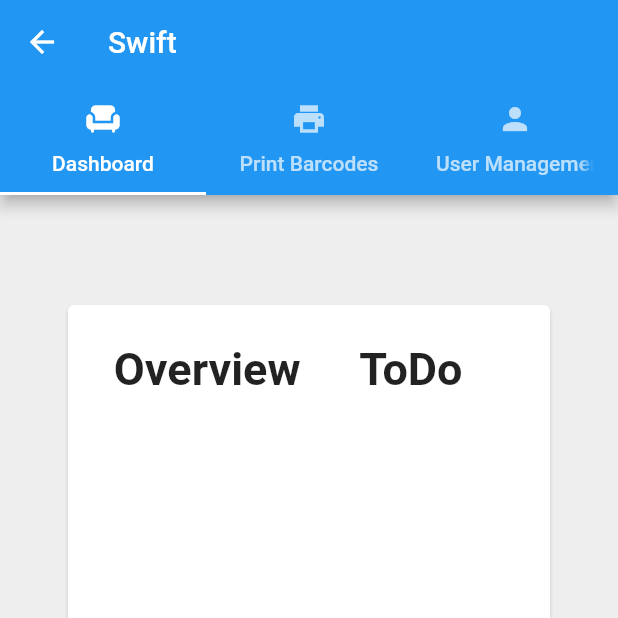
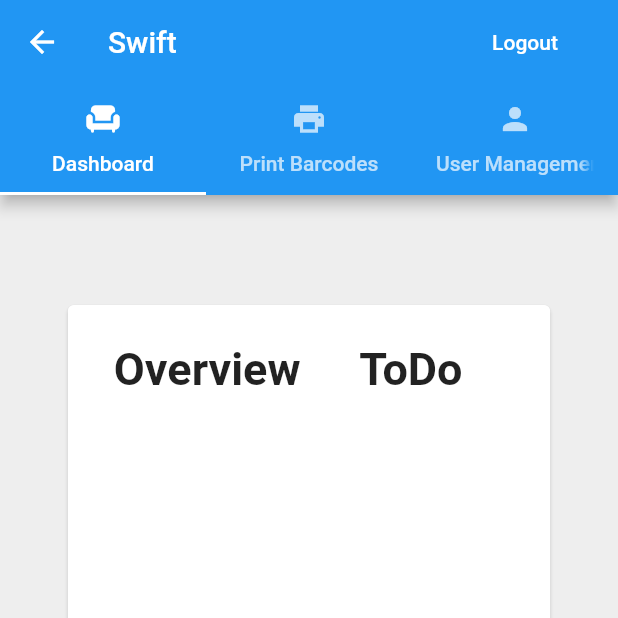
Before and after one commit to TechnologyWithoutBorders/Swift-Web, a Flutter app: the TabScreen screen opened by its route, on a phone screen of 412 x 824 dp, the top half of it. Run offline on Flutter 3.47's test engine with Material 2 defaults, Android fonts, the phone set to English and light mode, and no system bars; our stand-ins replace charts_flutter, package_info_plus, pdf, printing, shared_preferences; missing offline and left inert: dart:html; accounts and stored records are empty; network calls fail.

Commit message:
implement logout

```diff
--- a/lib/main.dart
+++ b/lib/main.dart
@@ -92,7 +92,7 @@ class _LoginFormState extends State<LoginForm> {
           List<int> bytes = utf8.encode(password);
           String hash = sha256.convert(bytes).toString();
 
-          Prefs.save(_selectedCountry, _selectedHospital.id, role, hash).then((success) => Navigator.of(context).pushNamed(OverviewScreen.route));
+          Prefs.save(_selectedCountry, _selectedHospital.id, role, hash).then((success) => Navigator.pushNamedAndRemoveUntil(context, OverviewScreen.route, (r) => false));
         }
       }).onError((error, stackTrace) {
         final snackBar = SnackBar(content: Text(error.data));
@@ -107,7 +107,7 @@ class _LoginFormState extends State<LoginForm> {
 
     Prefs.checkLogin(syncWithServer: true).then((success) {
       if(success) {
-        Navigator.of(context).pushNamed(OverviewScreen.route);
+        Navigator.pushNamedAndRemoveUntil(context, OverviewScreen.route, (r) => false);
       }
     });
   }
--- a/lib/screens/technicians/tabScreen.dart
+++ b/lib/screens/technicians/tabScreen.dart
@@ -1,13 +1,21 @@
 import 'package:flutter/material.dart';
 
+import 'package:teog_swift/main.dart';
 import 'package:teog_swift/screens/technicians/codeGenerationScreen.dart';
 import 'package:teog_swift/screens/technicians/dashBoardScreen.dart';
 import 'package:teog_swift/screens/technicians/userManagementScreen.dart';
+
+import 'package:teog_swift/utilities/preferenceManager.dart' as Prefs;
 
 class TabScreen extends StatelessWidget {
   static const String route = '/tabs';
 
   TabScreen({Key key}) : super(key: key);
+
+  void _logout(BuildContext context) async {
+    await Prefs.clear();
+    Navigator.pushNamedAndRemoveUntil(context, SwiftApp.route, (r) => false);
+  }
 
   @override
   Widget build(BuildContext context) {
@@ -16,6 +24,19 @@ class TabScreen extends StatelessWidget {
       child: Scaffold(
         backgroundColor: Colors.grey[200],
         appBar: AppBar(
+          actions: [
+            Padding(padding: EdgeInsets.only(right: 30.0),
+              child: TextButton(
+                style: ButtonStyle(
+                  foregroundColor: MaterialStateColor.resolveWith((Set<MaterialState> states) {
+                    return states.contains(MaterialState.disabled) ? null : Colors.white;
+                  }),
+                ),
+                child: Text("Logout"),
+                onPressed: () => _logout(context),
+              )
+            )
+          ],
           bottom: TabBar(
             tabs: [
               Tab(text: "Dashboard", icon: Icon(Icons.chair)),
--- a/lib/utilities/preferenceManager.dart
+++ b/lib/utilities/preferenceManager.dart
@@ -40,3 +40,9 @@ Future<bool> save(String country, int hospital, String role, String password) as
 
   return true;
 }
+
+Future<void> clear() async {
+  SharedPreferences prefs = await SharedPreferences.getInstance();
+
+  prefs.clear();
+}
```
